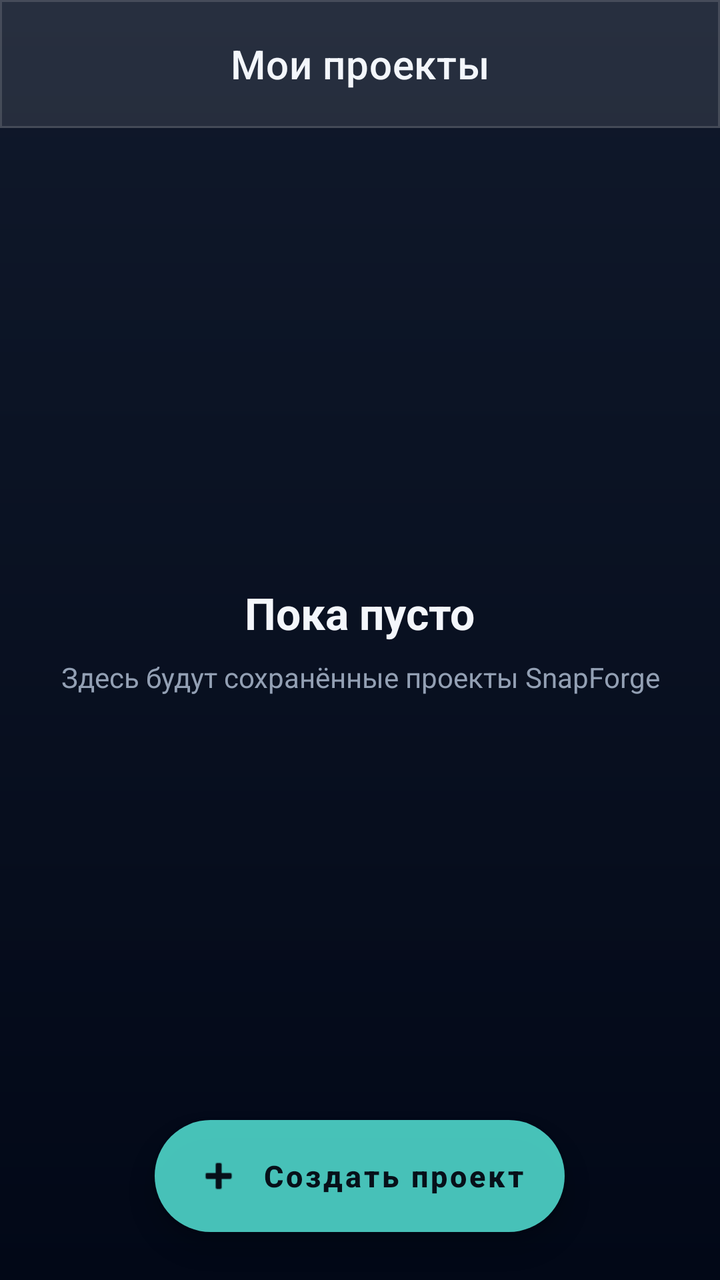
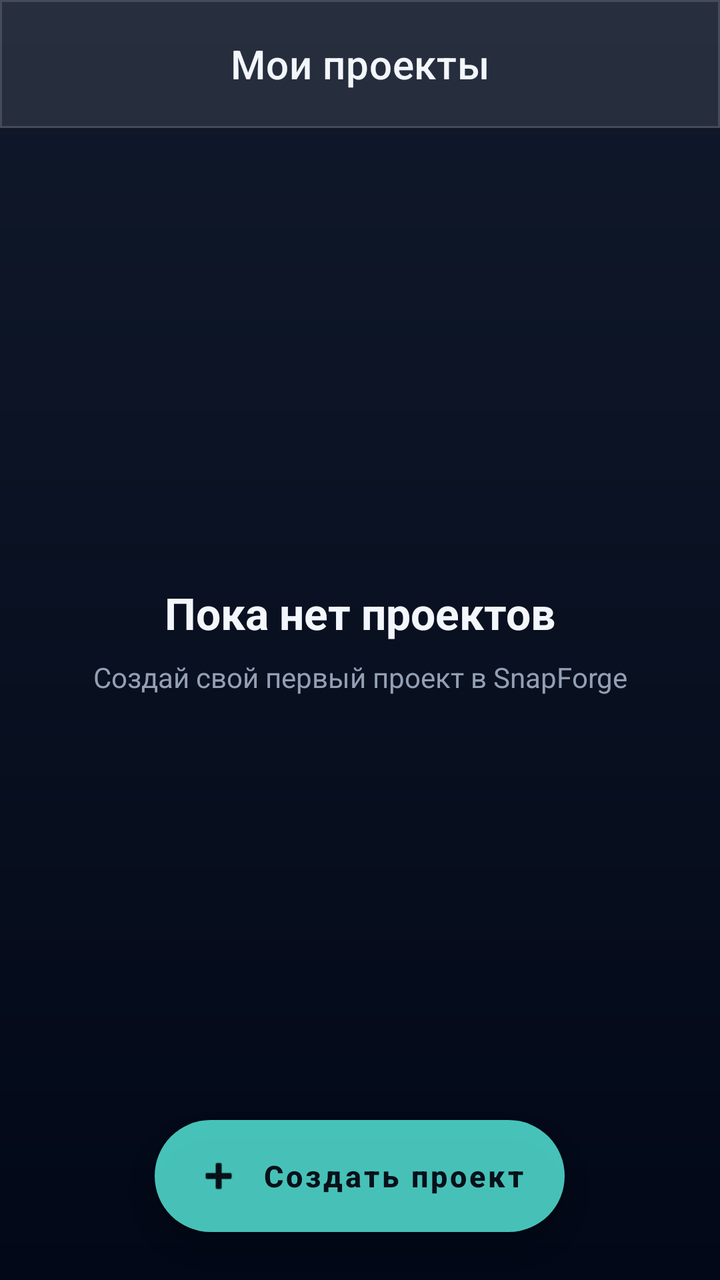

The first picture is an Android layout as it rendered before a commit; the second is the same layout after the commit. The layout source and the unified diff follow.
<!-- AndroidManifest.xml: application theme Theme.SnapForge -->
<!-- res/layout/activity_history.xml -->
<?xml version="1.0" encoding="utf-8"?>
<androidx.coordinatorlayout.widget.CoordinatorLayout xmlns:android="http://schemas.android.com/apk/res/android"
    xmlns:app="http://schemas.android.com/apk/res-auto"
    android:layout_width="match_parent"
    android:layout_height="match_parent"
    android:background="@drawable/bg_history_screen"
    android:fitsSystemWindows="false">

    <com.google.android.material.appbar.AppBarLayout
        android:id="@+id/appbar"
        android:layout_width="match_parent"
        android:layout_height="wrap_content"
        android:background="@drawable/bg_glass_topbar"
        android:paddingStart="8dp"
        android:paddingEnd="8dp"
        app:elevation="0dp"
        app:liftOnScroll="false">

        <com.google.android.material.appbar.MaterialToolbar
            android:id="@+id/historyTopBar"
            android:layout_width="match_parent"
            android:layout_height="64dp"
            android:background="@android:color/transparent"
            android:paddingStart="8dp"
            android:paddingEnd="8dp"
            app:navigationIconTint="@color/on_surface"
            app:title="Мои проекты"
            app:titleCentered="true"
            app:titleTextColor="@color/on_surface" />

    </com.google.android.material.appbar.AppBarLayout>

    <androidx.recyclerview.widget.RecyclerView
        android:id="@+id/imageRecycler"
        android:layout_width="match_parent"
        android:layout_height="match_parent"
        android:clipToPadding="false"
        android:paddingTop="20dp"
        android:paddingBottom="104dp"
        app:layout_behavior="@string/appbar_scrolling_view_behavior" />

    <LinearLayout
        android:id="@+id/emptyView"
        android:layout_width="wrap_content"
        android:layout_height="wrap_content"
        android:layout_gravity="center"
        android:gravity="center"
        android:orientation="vertical"
        android:padding="24dp">

        <TextView
            android:id="@+id/emptyTitle"
            android:layout_width="wrap_content"
            android:layout_height="wrap_content"
            android:text="Пока пусто"
            android:textColor="@color/on_surface"
            android:textSize="22sp"
            android:textStyle="bold" />

        <TextView
            android:id="@+id/emptySubtitle"
            android:layout_width="wrap_content"
            android:layout_height="wrap_content"
            android:layout_marginTop="8dp"
            android:gravity="center"
            android:text="Здесь будут сохранённые проекты SnapForge"
            android:textColor="@color/on_surface_secondary"
            android:textSize="14sp" />
    </LinearLayout>

    <com.google.android.material.floatingactionbutton.ExtendedFloatingActionButton
        android:id="@+id/fabCreate"
        android:layout_width="wrap_content"
        android:layout_height="56dp"
        android:layout_gravity="bottom|center_horizontal"
        android:layout_marginStart="20dp"
        android:layout_marginEnd="20dp"
        android:layout_marginBottom="24dp"
        android:elevation="0dp"
        android:paddingStart="20dp"
        android:paddingEnd="20dp"
        android:text="Создать проект"
        android:textAllCaps="false"
        android:textColor="@color/accent_text"
        android:textSize="15sp"
        android:textStyle="bold"
        app:backgroundTint="@color/accent_glass"
        app:cornerRadius="28dp"
        app:elevation="0dp"
        app:icon="@android:drawable/ic_input_add"
        app:iconPadding="10dp"
        app:iconTint="@color/accent_text" />

</androidx.coordinatorlayout.widget.CoordinatorLayout>
<!-- resources referenced by this layout -->
<resources>
  <color name="accent_glass">#CC59F1E1</color>
  <color name="accent_text">#071019</color>
  <color name="on_surface">#F3F6FB</color>
  <color name="on_surface_secondary">#93A0B4</color>
  <!-- drawable bg_glass_topbar (drawable) -->
  <?xml version="1.0" encoding="utf-8"?>
  <layer-list xmlns:android="http://schemas.android.com/apk/res/android">
  
      <item>
          <shape>
              <solid android:color="#18FFFFFF" />
          </shape>
      </item>
  
      <item android:bottom="0dp">
          <shape>
              <stroke
                  android:width="1dp"
                  android:color="#24FFFFFF" />
              <solid android:color="@android:color/transparent" />
          </shape>
      </item>
  
  </layer-list>
  <!-- drawable bg_history_screen (drawable) -->
  <?xml version="1.0" encoding="utf-8"?>
  <shape xmlns:android="http://schemas.android.com/apk/res/android">
      <gradient
          android:angle="270"
          android:startColor="@color/bg_top"
          android:endColor="@color/bg" />
  </shape>
  <style name="Theme.SnapForge" parent="Theme.MaterialComponents.DayNight.NoActionBar">
          <item name="android:statusBarColor">@android:color/transparent</item>
          <item name="android:navigationBarColor">@android:color/transparent</item>
          <item name="android:windowLightStatusBar">false</item>
          <item name="android:windowLightNavigationBar">false</item>
          <item name="colorPrimary">@color/primary</item>
          <item name="colorPrimaryVariant">@color/primary_dark</item>
          <item name="colorSecondary">@color/secondary</item>
          <item name="android:windowLayoutInDisplayCutoutMode">shortEdges</item>
          <item name="shapeAppearanceMediumComponent">@style/Shape.Medium</item>
          <item name="materialButtonStyle">@style/Widget.MG.Button</item>
          <item name="materialCardViewStyle">@style/Widget.MG.Card</item>
      </style>
  <color name="bg_top">#10192B</color>
  <color name="bg">#020817</color>
  <color name="primary">#2FE6D2</color>
  <color name="primary_dark">#1CCBB8</color>
  <color name="secondary">#93A0B4</color>
  <style name="Shape.Medium" parent="">
          <item name="cornerFamily">rounded</item>
          <item name="cornerSize">16dp</item>
      </style>
  <style name="Widget.MG.Button" parent="Widget.MaterialComponents.Button">
          <item name="cornerRadius">16dp</item>
          <item name="android:insetLeft">0dp</item>
          <item name="android:insetRight">0dp</item>
          <item name="android:minHeight">52dp</item>
      </style>
  <style name="Widget.MG.Card" parent="Widget.MaterialComponents.CardView">
          <item name="cardCornerRadius">16dp</item>
          <item name="cardUseCompatPadding">true</item>
          <item name="cardElevation">2dp</item>
      </style>
</resources>

<!-- the commit's change to res/layout/activity_history.xml (unified diff, before → after) -->
@@ -24,7 +24,7 @@
             android:paddingStart="8dp"
             android:paddingEnd="8dp"
             app:navigationIconTint="@color/on_surface"
-            app:title="Мои проекты"
+            app:title="@string/projects_title"
             app:titleCentered="true"
             app:titleTextColor="@color/on_surface" />
 
@@ -52,7 +52,7 @@
             android:id="@+id/emptyTitle"
             android:layout_width="wrap_content"
             android:layout_height="wrap_content"
-            android:text="Пока пусто"
+            android:text="@string/empty_projects_title"
             android:textColor="@color/on_surface"
             android:textSize="22sp"
             android:textStyle="bold" />
@@ -63,7 +63,7 @@
             android:layout_height="wrap_content"
             android:layout_marginTop="8dp"
             android:gravity="center"
-            android:text="Здесь будут сохранённые проекты SnapForge"
+            android:text="@string/empty_projects_subtitle"
             android:textColor="@color/on_surface_secondary"
             android:textSize="14sp" />
     </LinearLayout>
@@ -79,7 +79,7 @@
         android:elevation="0dp"
         android:paddingStart="20dp"
         android:paddingEnd="20dp"
-        android:text="Создать проект"
+        android:text="@string/create_project"
         android:textAllCaps="false"
         android:textColor="@color/accent_text"
         android:textSize="15sp"
<!-- resource entries referenced after the edit -->
@@ -32,6 +32,10 @@
           android:startColor="@color/bg_top"
           android:endColor="@color/bg" />
   </shape>
+  <string name="create_project">Создать проект</string>
+  <string name="empty_projects_subtitle">Создай свой первый проект в SnapForge</string>
+  <string name="empty_projects_title">Пока нет проектов</string>
+  <string name="projects_title">Мои проекты</string>
   <style name="Theme.SnapForge" parent="Theme.MaterialComponents.DayNight.NoActionBar">
           <item name="android:statusBarColor">@android:color/transparent</item>
           <item name="android:navigationBarColor">@android:color/transparent</item>
